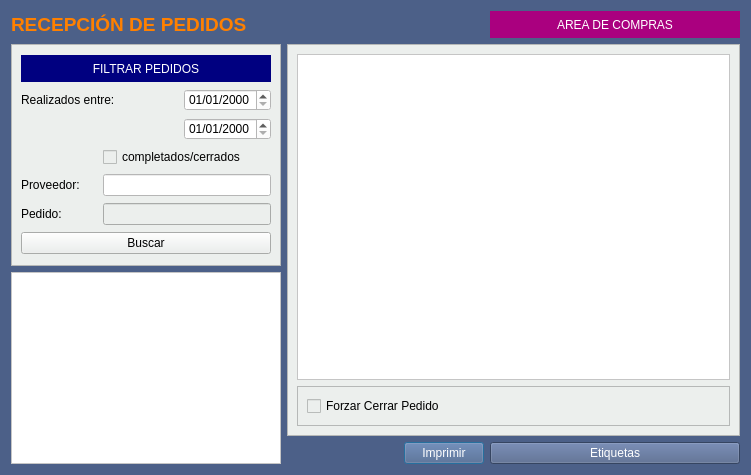
The window that Zona_Compras/frmrecepcion_pedidos.ui (arcnexus/RedFoX) describes before a commit, drawn with Qt 5.
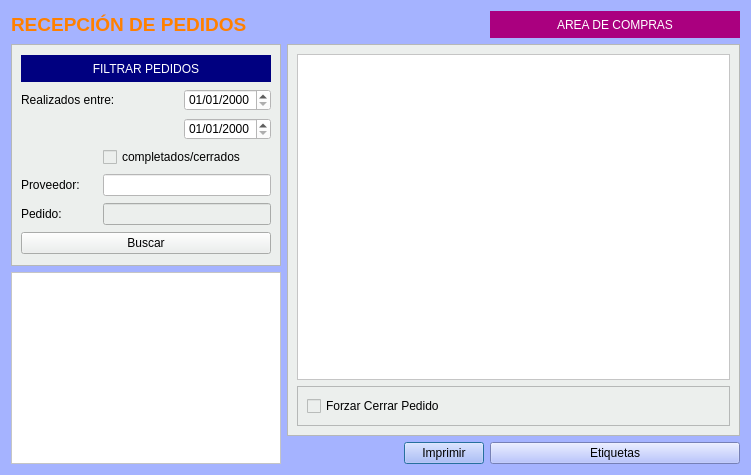
The same window after the commit.

Commit message: Actualizar coste artículo en recepción de pedidos.

What changed in the file:
```diff
--- a/Zona_Compras/frmrecepcion_pedidos.ui
+++ b/Zona_Compras/frmrecepcion_pedidos.ui
@@ -14,7 +14,7 @@
    <string>Dialog</string>
   </property>
   <property name="styleSheet">
-   <string notr="true">background-color:#4c6088</string>
+   <string notr="true">background-color: rgb(165, 179, 255);</string>
   </property>
   <layout class="QGridLayout" name="gridLayout">
    <item row="0" column="0">
@@ -46,7 +46,8 @@
    <item row="4" column="3">
     <widget class="QPushButton" name="pushButton_3">
      <property name="styleSheet">
-      <string notr="true">color: rgb(255, 255, 255);</string>
+      <string notr="true">
+</string>
      </property>
      <property name="text">
       <string>Imprimir</string>
@@ -56,7 +57,8 @@
    <item row="4" column="4">
     <widget class="QPushButton" name="pushButton_2">
      <property name="styleSheet">
-      <string notr="true">color: rgb(255, 255, 255);</string>
+      <string notr="true">
+</string>
      </property>
      <property name="text">
       <string>Etiquetas</string>
```
The commit also changes 7 other files.
